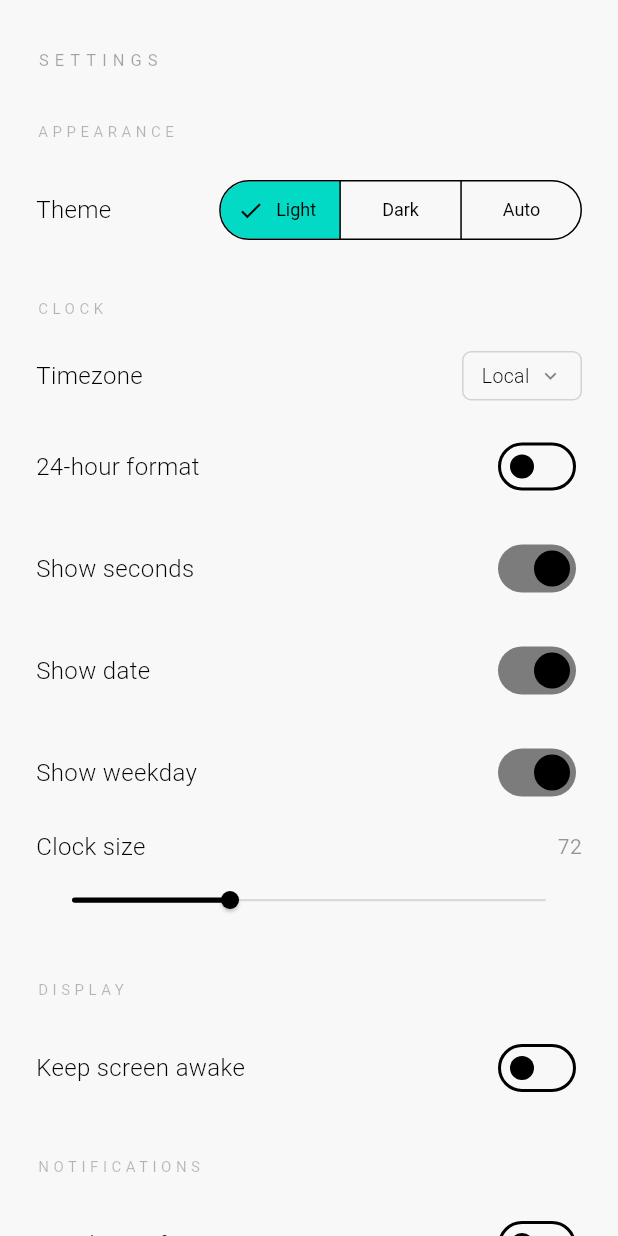
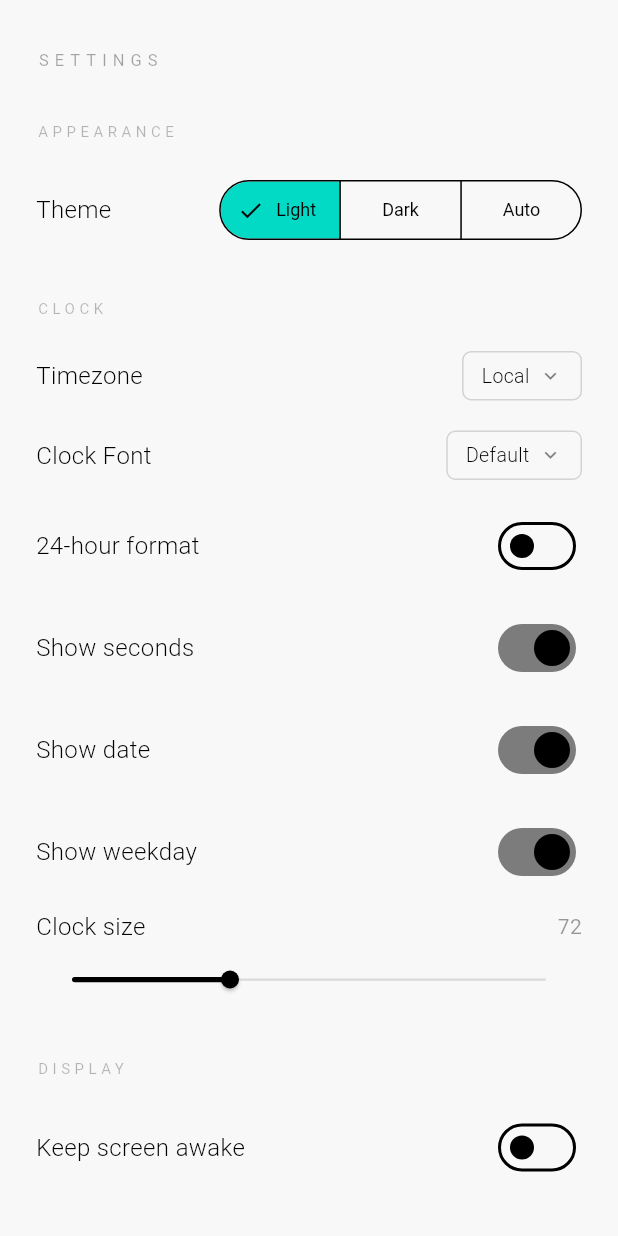
Before and after one commit to ImJustIvaan/Minimal-Clock-Mobile, a Flutter app: the SettingsScreen screen opened directly, after a tap on "Light", on a phone screen of 412 x 824 dp. Run offline on Flutter 3.47's test engine with Material 3 defaults, Android fonts, the phone set to English and light mode, and no system bars; our stand-ins replace app_links, flutter_local_notifications, flutter_riverpod, flutter_timezone, google_fonts, permission_handler and 5 more; accounts and stored records are empty; Roboto replaces fonts that are missing (RobotoMono).

Commit message:
Add Hide UI button and custom clock font selection
Hide UI: an eye-icon button on the Clock screen (top-right) hides the
bottom nav and all clock chrome (weekday/date/timezone label), leaving
only the time. Tap anywhere to bring it back. Deliberately not
persisted -- a transient focus-mode toggle, not a saved setting.

Font: Settings > Clock > Clock Font opens a searchable list of every
Google Fonts family (via the google_fonts package), with each row
previewing itself in that font. Applied to the main clock digits.

```diff
--- a/lib/core/models/settings_model.dart
+++ b/lib/core/models/settings_model.dart
@@ -10,6 +10,7 @@ class AppSettings {
   final bool keepScreenAwake;
   final bool hourlyNotifier;
   final String selectedTimezone;
+  final String clockFontFamily;
 
   const AppSettings({
     this.themeMode = ThemeMode.system,
@@ -21,6 +22,7 @@ class AppSettings {
     this.keepScreenAwake = false,
     this.hourlyNotifier = false,
     this.selectedTimezone = '',
+    this.clockFontFamily = '',
   });
 
   AppSettings copyWith({
@@ -33,6 +35,7 @@ class AppSettings {
     bool? keepScreenAwake,
     bool? hourlyNotifier,
     String? selectedTimezone,
+    String? clockFontFamily,
   }) {
     return AppSettings(
       themeMode: themeMode ?? this.themeMode,
@@ -44,6 +47,7 @@ class AppSettings {
       keepScreenAwake: keepScreenAwake ?? this.keepScreenAwake,
       hourlyNotifier: hourlyNotifier ?? this.hourlyNotifier,
       selectedTimezone: selectedTimezone ?? this.selectedTimezone,
+      clockFontFamily: clockFontFamily ?? this.clockFontFamily,
     );
   }
 
@@ -57,6 +61,7 @@ class AppSettings {
         'keepScreenAwake': keepScreenAwake,
         'hourlyNotifier': hourlyNotifier,
         'selectedTimezone': selectedTimezone,
+        'clockFontFamily': clockFontFamily,
       };
 
   factory AppSettings.fromJson(Map<String, dynamic> json) => AppSettings(
@@ -69,5 +74,6 @@ class AppSettings {
         keepScreenAwake: json['keepScreenAwake'] as bool? ?? false,
         hourlyNotifier: json['hourlyNotifier'] as bool? ?? false,
         selectedTimezone: json['selectedTimezone'] as String? ?? '',
+        clockFontFamily: json['clockFontFamily'] as String? ?? '',
       );
 }
--- a/lib/features/clock/clock_screen.dart
+++ b/lib/features/clock/clock_screen.dart
@@ -5,6 +5,7 @@ import 'package:intl/intl.dart';
 import 'package:timezone/timezone.dart' as tz;
 import 'package:wakelock_plus/wakelock_plus.dart';
 import '../../core/providers/settings_provider.dart';
+import '../../core/providers/ui_visibility_provider.dart';
 import 'widgets/animated_digit.dart';
 
 class ClockScreen extends ConsumerStatefulWidget {
@@ -75,6 +76,7 @@ class _ClockScreenState extends ConsumerState<ClockScreen> {
         final fontSize = isTablet
             ? settings.clockFontSize * 1.6
             : settings.clockFontSize;
+        final uiHidden = ref.watch(uiHiddenProvider);
 
         // Custom digit display, not scrollable text — ignore the system's
         // accessibility text size so it can't blow out the fixed layout.
@@ -82,13 +84,19 @@ class _ClockScreenState extends ConsumerState<ClockScreen> {
           data: MediaQuery.of(context).copyWith(textScaler: TextScaler.linear(1.0)),
           child: Scaffold(
           body: SafeArea(
-            child: Center(
+            child: GestureDetector(
+              // While hidden, tapping anywhere brings the UI back.
+              onTap: uiHidden ? () => ref.read(uiHiddenProvider.notifier).state = false : null,
+              behavior: HitTestBehavior.opaque,
+              child: Stack(
+                children: [
+                  Center(
                     child: Padding(
                       padding: const EdgeInsets.symmetric(horizontal: 24),
                       child: Column(
                         mainAxisAlignment: MainAxisAlignment.center,
                         children: [
-                    if (settings.selectedTimezone.isNotEmpty) ...[
+                          if (!uiHidden && settings.selectedTimezone.isNotEmpty) ...[
                             Text(
                               settings.selectedTimezone.replaceAll('_', ' '),
                               style: TextStyle(
@@ -99,7 +107,7 @@ class _ClockScreenState extends ConsumerState<ClockScreen> {
                             ),
                             const SizedBox(height: 4),
                           ],
-                    if (settings.showWeekday) ...[
+                          if (!uiHidden && settings.showWeekday) ...[
                             Text(
                               weekdayStr.toUpperCase(),
                               style: TextStyle(
@@ -120,6 +128,7 @@ class _ClockScreenState extends ConsumerState<ClockScreen> {
                                 text: timeStr,
                                 fontSize: fontSize,
                                 color: color,
+                                fontFamily: settings.clockFontFamily,
                               ),
                               if (!settings.use24Hour && amPm.isNotEmpty) ...[
                                 const SizedBox(width: 6),
@@ -138,7 +147,7 @@ class _ClockScreenState extends ConsumerState<ClockScreen> {
                               ],
                             ],
                           ),
-                    if (settings.showDate) ...[
+                          if (!uiHidden && settings.showDate) ...[
                             const SizedBox(height: 16),
                             Text(
                               dateStr,
@@ -154,6 +163,19 @@ class _ClockScreenState extends ConsumerState<ClockScreen> {
                       ),
                     ),
                   ),
+                  if (!uiHidden)
+                    Positioned(
+                      top: 8,
+                      right: 8,
+                      child: IconButton(
+                        onPressed: () => ref.read(uiHiddenProvider.notifier).state = true,
+                        icon: Icon(Icons.visibility_off_outlined, color: color.withOpacity(0.35), size: 20),
+                        tooltip: 'Hide UI',
+                      ),
+                    ),
+                ],
+              ),
+            ),
           ),
           ),
         );
--- a/lib/features/clock/widgets/animated_digit.dart
+++ b/lib/features/clock/widgets/animated_digit.dart
@@ -1,15 +1,18 @@
 import 'package:flutter/material.dart';
+import 'package:google_fonts/google_fonts.dart';
 
 class AnimatedClockText extends StatefulWidget {
   final String text;
   final double fontSize;
   final Color color;
+  final String? fontFamily;
 
   const AnimatedClockText({
     super.key,
     required this.text,
     required this.fontSize,
     required this.color,
+    this.fontFamily,
   });
 
   @override
@@ -52,18 +55,20 @@ class _AnimatedClockTextState extends State<AnimatedClockText>
 
   @override
   Widget build(BuildContext context) {
+    final baseStyle = TextStyle(
+      fontSize: widget.fontSize,
+      fontWeight: FontWeight.w200,
+      color: widget.color,
+      letterSpacing: -2,
+      height: 1,
+    );
+    final style = (widget.fontFamily == null || widget.fontFamily!.isEmpty)
+        ? baseStyle
+        : GoogleFonts.getFont(widget.fontFamily!, textStyle: baseStyle);
+
     return AnimatedBuilder(
       animation: _fade,
-      builder: (_, __) => Text(
-        _displayed,
-        style: TextStyle(
-          fontSize: widget.fontSize,
-          fontWeight: FontWeight.w200,
-          color: widget.color,
-          letterSpacing: -2,
-          height: 1,
-        ),
-      ),
+      builder: (_, __) => Text(_displayed, style: style),
     );
   }
 }
--- a/lib/features/settings/settings_screen.dart
+++ b/lib/features/settings/settings_screen.dart
@@ -3,6 +3,7 @@ import 'package:flutter_riverpod/flutter_riverpod.dart';
 import 'package:url_launcher/url_launcher.dart';
 import '../../core/models/settings_model.dart';
 import '../../core/providers/settings_provider.dart';
+import 'font_picker_screen.dart';
 import 'timezone_picker_screen.dart';
 
 class SettingsScreen extends ConsumerWidget {
@@ -65,6 +66,10 @@ class _SettingsBody extends ConsumerWidget {
                   _TimezoneRow(
                     value: settings.selectedTimezone,
                     onChanged: (v) => update(settings.copyWith(selectedTimezone: v)),
+                  ),
+                  _FontRow(
+                    value: settings.clockFontFamily,
+                    onChanged: (v) => update(settings.copyWith(clockFontFamily: v)),
                   ),
                   _SwitchRow(
                     label: '24-hour format',
@@ -242,6 +247,59 @@ class _TimezoneRow extends StatelessWidget {
   }
 }
 
+class _FontRow extends StatelessWidget {
+  final String value;
+  final ValueChanged<String> onChanged;
+
+  const _FontRow({required this.value, required this.onChanged});
+
+  Future<void> _openPicker(BuildContext context) async {
+    final result = await Navigator.of(context).push<String>(
+      MaterialPageRoute(builder: (_) => FontPickerScreen(selected: value)),
+    );
+    if (result != null) onChanged(result);
+  }
+
+  @override
+  Widget build(BuildContext context) {
+    final color = Theme.of(context).colorScheme.onSurface;
+    return InkWell(
+      onTap: () => _openPicker(context),
+      child: Padding(
+        padding: const EdgeInsets.symmetric(vertical: 10),
+        child: Row(
+          children: [
+            Expanded(
+              child: Text(
+                'Clock Font',
+                style: TextStyle(fontSize: 16, color: color, fontWeight: FontWeight.w300),
+              ),
+            ),
+            Container(
+              padding: const EdgeInsets.symmetric(horizontal: 12, vertical: 6),
+              decoration: BoxDecoration(
+                border: Border.all(color: color.withOpacity(0.15)),
+                borderRadius: BorderRadius.circular(6),
+              ),
+              child: Row(
+                mainAxisSize: MainAxisSize.min,
+                children: [
+                  Text(
+                    value.isEmpty ? 'Default' : value,
+                    style: TextStyle(fontSize: 13, color: color, fontWeight: FontWeight.w300),
+                  ),
+                  const SizedBox(width: 6),
+                  Icon(Icons.expand_more, size: 16, color: color.withOpacity(0.5)),
+                ],
+              ),
+            ),
+          ],
+        ),
+      ),
+    );
+  }
+}
+
 class _SwitchRow extends StatelessWidget {
   final String label;
   final bool value;
--- a/lib/shared/widgets/app_shell.dart
+++ b/lib/shared/widgets/app_shell.dart
@@ -1,17 +1,19 @@
 import 'package:flutter/material.dart';
+import 'package:flutter_riverpod/flutter_riverpod.dart';
+import '../../core/providers/ui_visibility_provider.dart';
 import '../../features/clock/clock_screen.dart';
 import '../../features/countdowns/countdowns_screen.dart';
 import '../../features/timer/timer_screen.dart';
 import '../../features/settings/settings_screen.dart';
 
-class AppShell extends StatefulWidget {
+class AppShell extends ConsumerStatefulWidget {
   const AppShell({super.key});
 
   @override
-  State<AppShell> createState() => _AppShellState();
+  ConsumerState<AppShell> createState() => _AppShellState();
 }
 
-class _AppShellState extends State<AppShell> {
+class _AppShellState extends ConsumerState<AppShell> {
   int _index = 0;
 
   static const _screens = [
@@ -24,6 +26,7 @@ class _AppShellState extends State<AppShell> {
   @override
   Widget build(BuildContext context) {
     final color = Theme.of(context).colorScheme.onSurface;
+    final uiHidden = ref.watch(uiHiddenProvider);
     return Scaffold(
       body: AnimatedSwitcher(
         duration: const Duration(milliseconds: 200),
@@ -32,7 +35,9 @@ class _AppShellState extends State<AppShell> {
           child: _screens[_index],
         ),
       ),
-      bottomNavigationBar: NavigationBar(
+      bottomNavigationBar: uiHidden
+          ? null
+          : NavigationBar(
               selectedIndex: _index,
               onDestinationSelected: (i) => setState(() => _index = i),
               labelBehavior: NavigationDestinationLabelBehavior.alwaysShow,
--- a/pubspec.yaml
+++ b/pubspec.yaml
@@ -22,6 +22,7 @@ dependencies:
   share_plus: ^10.1.2
   url_launcher: ^6.3.0
   app_links: ^7.0.0
+  google_fonts: ^6.2.1
 
 dev_dependencies:
   flutter_test:
```
Also changed, not shown: lib/core/providers/ui_visibility_provider.dart (added, +7 -0 lines), lib/features/settings/font_picker_screen.dart (added, +108 -0 lines), pubspec.lock. Lines whose indentation alone changed are shown as unchanged.
